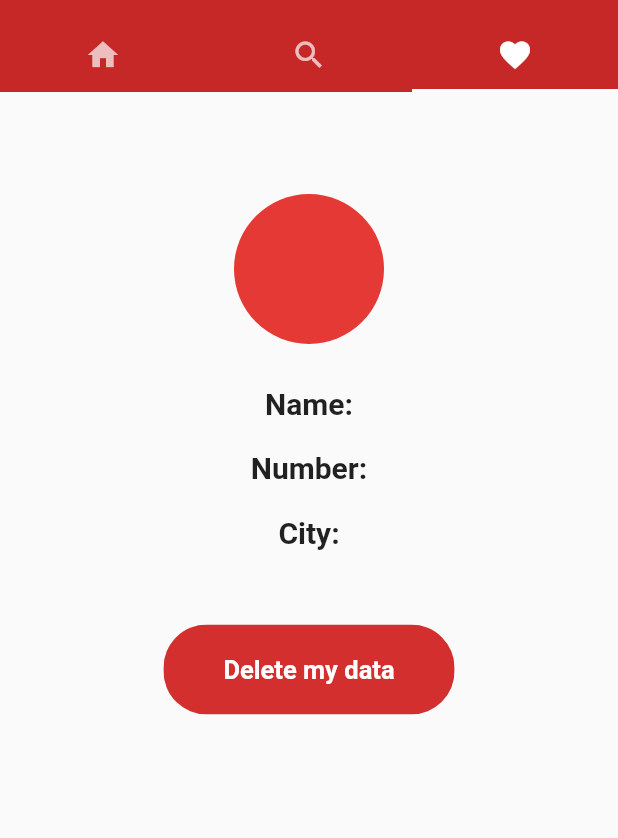
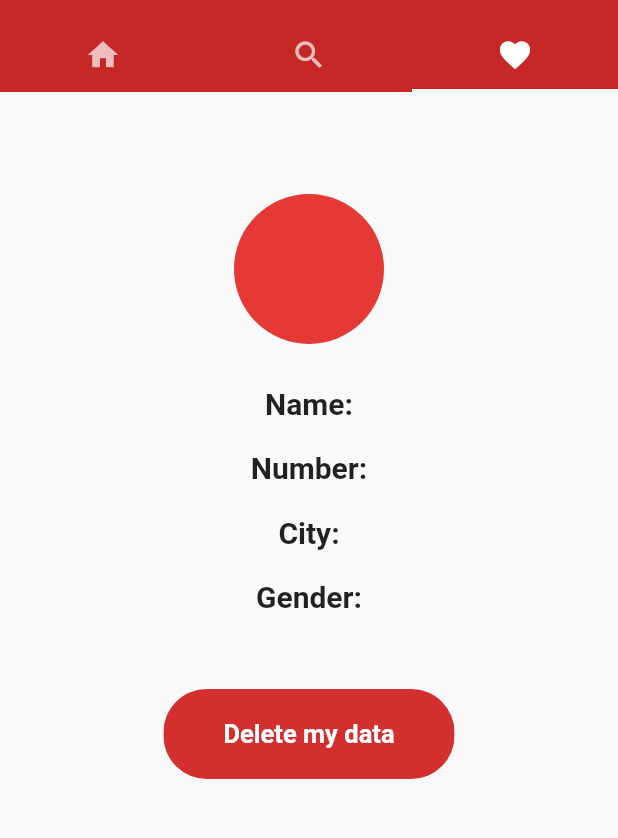
Before and after one commit to mustafaasif1/Lahu, a Flutter app: the screen it shows once a user with an empty profile is signed in, tab 3 chosen, on a phone screen of 412 x 824 dp, the part 64-902 px from its top. Run offline on Flutter 3.47's test engine with Material 2 defaults, Android fonts, the phone set to English and light mode, and no system bars; our stand-ins replace cloud_firestore, firebase_auth, flutter_spinkit, google_sign_in; accounts and stored records are empty.

Commit message:
Added gender

```diff
--- a/lib/Models/lahu_data_class.dart
+++ b/lib/Models/lahu_data_class.dart
@@ -3,8 +3,10 @@ class LahuDataObject {
   final String city;
   final String bloodType;
   final String phoneNumber;
+  final String gender;
 
-  LahuDataObject({ this.name, this.city, this.bloodType, this.phoneNumber});
+
+  LahuDataObject({ this.name, this.city, this.bloodType, this.phoneNumber, this.gender});
 
 
 }
--- a/lib/Models/user.dart
+++ b/lib/Models/user.dart
@@ -10,6 +10,7 @@ class UserData {
   final String bloodType;
   final String city;
   final String phoneNumber;
+  final String gender;
 
-  UserData({this.uid, this.name, this.bloodType, this.city, this.phoneNumber});
+  UserData({this.uid, this.name, this.bloodType, this.city, this.phoneNumber, this.gender});
 }
--- a/lib/Pages/ask_data.dart
+++ b/lib/Pages/ask_data.dart
@@ -42,10 +42,17 @@ class _AskDataState extends State<AskData> {
     'Abbotabad'
   ];
 
+  String _currentGender;
   String _currentName;
   String _currentPhoneNumber;
   String _currentBloodType;
   String _currentCity;
+
+  void _handleRadioValueChange1(String value) {
+    setState(() {
+      _currentGender = value;
+    });
+  }
 
   @override
   Widget build(BuildContext context) {
@@ -168,7 +175,50 @@ class _AskDataState extends State<AskData> {
                     //     }
                     //   },
                     // ),
+                    SizedBox(height: 30),
 
+                    Text(
+                      'Gender :',
+                      style: TextStyle(
+                        fontWeight: FontWeight.bold,
+                        fontSize: 18.0,
+                      ),
+                    ),
+                    Row(
+                      mainAxisAlignment: MainAxisAlignment.center,
+                      children: <Widget>[
+                        Radio(
+                          value: 'Male',
+                          groupValue: _currentGender,
+                          onChanged: _handleRadioValueChange1,
+                        ),
+                        Text(
+                          'Male',
+                          style: TextStyle(fontSize: 16.0),
+                        ),
+                        Radio(
+                          value: 'Female',
+                          groupValue: _currentGender,
+                          onChanged: _handleRadioValueChange1,
+                        ),
+                        Text(
+                          'Female',
+                          style: TextStyle(
+                            fontSize: 16.0,
+                          ),
+                        ),
+                        Radio(
+                          value: 'Other',
+                          groupValue: _currentGender,
+                          onChanged: _handleRadioValueChange1,
+                        ),
+                        Text(
+                          'Other',
+                          style: TextStyle(fontSize: 16.0),
+                        ),
+                      ],
+                    ),
+                    SizedBox(height: 30),
                     Container(
                       child: ClipRRect(
                         borderRadius: BorderRadius.circular(29),
@@ -177,14 +227,18 @@ class _AskDataState extends State<AskData> {
                               vertical: 18, horizontal: 40),
                           color: Colors.red[700],
                           onPressed: () async {
-                            if (_formKey.currentState.validate()) {
+                            if (_formKey.currentState.validate() &&
+                                _currentCity != null &&
+                                _currentBloodType != null &&
+                                _currentGender != null) {
                               await DatabaseService(uid: user.uid)
                                   .updateUserData(
                                       _currentBloodType ?? userData.bloodType,
                                       _currentName ?? userData.name,
                                       _currentCity ?? userData.city,
                                       _currentPhoneNumber ??
-                                          userData.phoneNumber);
+                                          userData.phoneNumber,
+                                      _currentGender ?? userData.gender);
                               // Navigator.pop(context);
                             }
                           },
@@ -279,6 +333,16 @@ class _AskDataState extends State<AskData> {
                               fontSize: 20.0,
                             ),
                           ),
+                          SizedBox(height: 20.0),
+
+                          Text(
+                            'Gender: ${userData.gender}',
+                            textAlign: TextAlign.center,
+                            style: TextStyle(
+                              fontWeight: FontWeight.bold,
+                              fontSize: 20.0,
+                            ),
+                          ),
                           SizedBox(height: 50.0),
                           // RaisedButton(
                           //   color: Colors.pink[400],
--- a/lib/Pages/filter_page.dart
+++ b/lib/Pages/filter_page.dart
@@ -3,10 +3,7 @@ import 'package:provider/provider.dart';
 import 'package:lahu/Models/user.dart';
 import 'package:lahu/Services/database.dart';
 import 'package:lahu/Models/lahu_data_class.dart';
-import 'package:lahu/Models/user.dart';
-import 'package:cloud_firestore/cloud_firestore.dart';
 import 'package:lahu/Pages/lahu_tile.dart';
-import 'package:expandable/expandable.dart';
 
 class FilterPage extends StatefulWidget {
   @override
--- a/lib/Pages/lahu_tile.dart
+++ b/lib/Pages/lahu_tile.dart
@@ -35,7 +35,7 @@ class LahuTile extends StatelessWidget {
                 fontWeight: FontWeight.bold,
               ),
             ),
-            subtitle: Text('${lahuObject.city} - ${lahuObject.phoneNumber}'),
+            subtitle: Text('${lahuObject.gender} - ${lahuObject.city} - ${lahuObject.phoneNumber}'),
           ),
         ),
       ),
--- a/lib/Services/database.dart
+++ b/lib/Services/database.dart
@@ -11,12 +11,13 @@ class DatabaseService {
       Firestore.instance.collection('user_data');
 
   Future updateUserData(
-      String bloodType, String name, String city, String phoneNumber) async {
+      String bloodType, String name, String city, String phoneNumber, String gender) async {
     return await lahuCollection.document(uid).setData({
       'bloodType': bloodType,
       'name': name,
       'city': city,
-      'phoneNumber': phoneNumber
+      'phoneNumber': phoneNumber,
+      'gender': gender,
     });
   }
 
@@ -35,6 +36,8 @@ class DatabaseService {
         city: doc.data['city'] ?? '',
         bloodType: doc.data['bloodType'] ?? '',
         phoneNumber: doc.data['phoneNumber'] ?? '',
+        gender: doc.data['gender'] ?? '',
+
       );
     }).toList();
   }
@@ -76,6 +79,7 @@ class DatabaseService {
       city: snapshot.data['city'],
       bloodType: snapshot.data['bloodType'],
       phoneNumber: snapshot.data['phoneNumber'],
+      gender: snapshot.data['gender'],
     );
   }
 
```
Also changed, not shown: lib/Pages/filter_form.dart (deleted, +0 -187 lines), lib/Setup/welcome.dart (+7 -4 lines).
